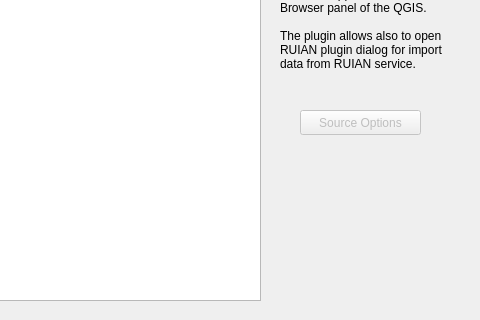
This is Geo_Data_dialog_base.ui in OpenGeoLabs/czech_slovak_freegeodata as Qt 5 draws it before an edit; both pictures show x 280 to 760 and y 230 to 550 of the 760 by 550 pixel window. The edited form follows.
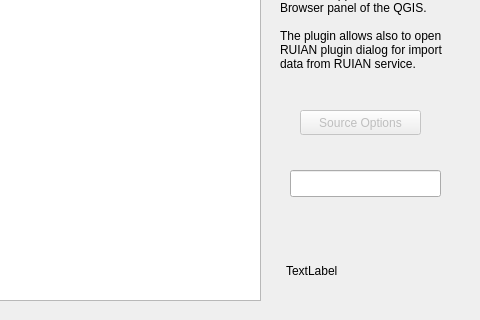
This is the edited form. Custom widgets are drawn as their Qt base class.

Patch:
```diff
--- a/Geo_Data_dialog_base.ui
+++ b/Geo_Data_dialog_base.ui
@@ -113,7 +113,40 @@
     <string>Source Options</string>
    </property>
   </widget>
+  <widget class="QgsFilterLineEdit" name="filterBox">
+   <property name="geometry">
+    <rect>
+     <x>570</x>
+     <y>400</y>
+     <width>151</width>
+     <height>27</height>
+    </rect>
+   </property>
+   <property name="qgisRelation" stdset="0">
+    <string notr="true"/>
+   </property>
+  </widget>
+  <widget class="QLabel" name="label_2">
+   <property name="geometry">
+    <rect>
+     <x>566</x>
+     <y>480</y>
+     <width>171</width>
+     <height>41</height>
+    </rect>
+   </property>
+   <property name="text">
+    <string>TextLabel</string>
+   </property>
+  </widget>
  </widget>
+ <customwidgets>
+  <customwidget>
+   <class>QgsFilterLineEdit</class>
+   <extends>QLineEdit</extends>
+   <header>qgsfilterlineedit.h</header>
+  </customwidget>
+ </customwidgets>
  <resources/>
  <connections/>
 </ui>
```
